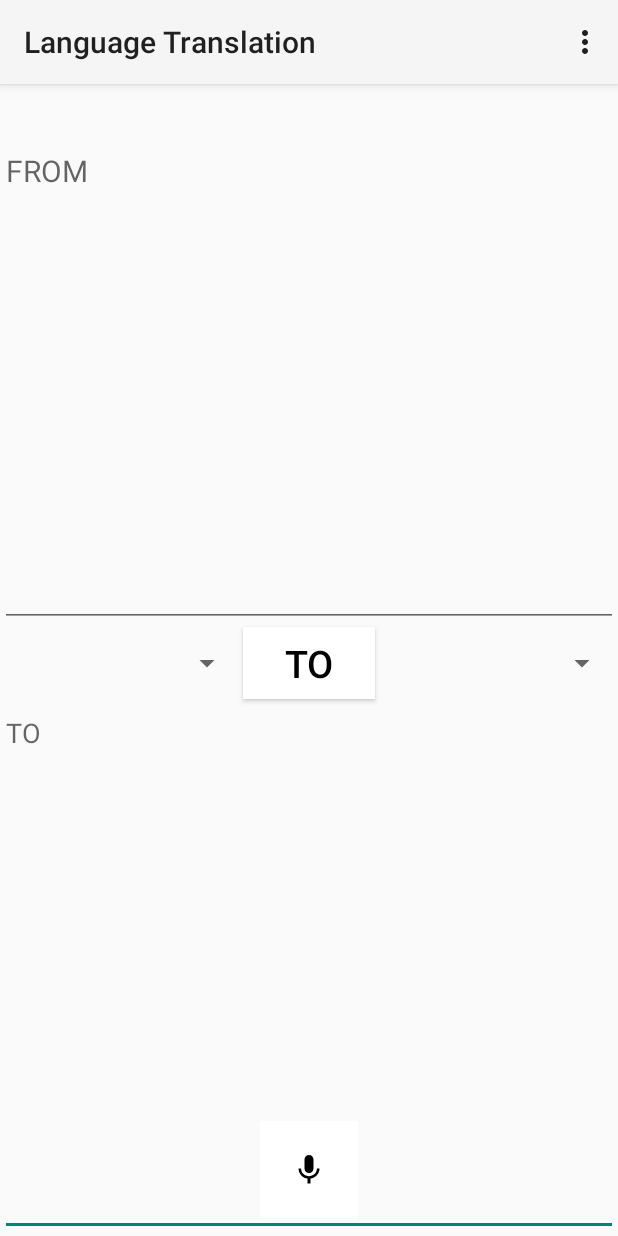
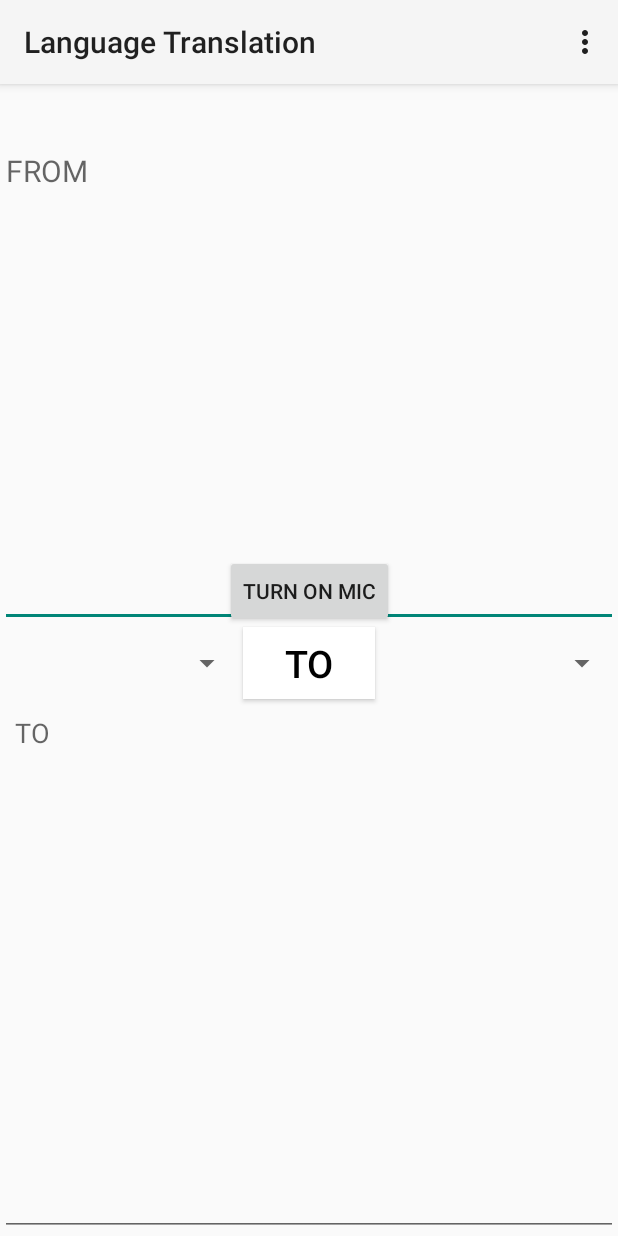
Before and after one commit to Wafic2004/LanguageTranslation, an Android app: the screen it shows after launch (MainActivity), in the options menu, after a tap on "DownloadLanguages", on a phone screen of 412 x 824 dp. Run offline under Robolectric (Android 15) with nearby library versions, the phone set to English and light mode, and no system bars; libraries missing offline, so code that uses them is left out: com.google.mlkit.common, com.google.mlkit.nl; 2 statements that could not run were skipped.

Commit message:
Mic system is completed(for now), it will be updated in future.

```diff
--- a/app/src/main/java/com/ahmed/languagetranslation/MainActivity.java
+++ b/app/src/main/java/com/ahmed/languagetranslation/MainActivity.java
@@ -1,25 +1,24 @@
 package com.ahmed.languagetranslation;
 
-import android.content.ClipData;
 import android.content.Intent;
 import android.os.Bundle;
 import android.speech.RecognizerIntent;
 import android.util.Log;
 import android.view.Menu;
-import android.view.MenuInflater;
 import android.view.MenuItem;
-import android.view.SubMenu;
 import android.view.View;
 import android.widget.ArrayAdapter;
 import android.widget.Button;
 import android.widget.EditText;
-import android.widget.ImageButton;
 import android.widget.Spinner;
 import android.widget.Toast;
 
 import androidx.activity.EdgeToEdge;
+import androidx.activity.result.ActivityResult;
+import androidx.activity.result.ActivityResultCallback;
+import androidx.activity.result.ActivityResultLauncher;
+import androidx.activity.result.contract.ActivityResultContracts;
 import androidx.annotation.NonNull;
-import androidx.annotation.Nullable;
 import androidx.appcompat.app.AppCompatActivity;
 
 import com.google.android.gms.tasks.OnFailureListener;
@@ -36,7 +35,6 @@ import java.util.ArrayList;
 import java.util.LinkedList;
 import java.util.List;
 import java.util.Locale;
-import java.util.Objects;
 import java.util.Set;
 
 public class MainActivity extends AppCompatActivity {
@@ -46,7 +44,7 @@ public class MainActivity extends AppCompatActivity {
     EditText multilineTextTo;
     Spinner fromLangSpinner;
     Spinner toLangSpinner;
-    ImageButton micButton;
+    Button speechToTextButton;
 
     //Variables for Translator
     Translator translator;
@@ -75,7 +73,7 @@ public class MainActivity extends AppCompatActivity {
         multilineTextTo = findViewById(R.id.editTextTextMultiLine2);
         fromLangSpinner = findViewById(R.id.fromSpinner);
         toLangSpinner = findViewById(R.id.toSpinner);
-        micButton = findViewById(R.id.imageButton);
+        speechToTextButton = findViewById(R.id.button);
         Log.d(activityTest, "UI Variables are ready");
 
         //Calling the settingAllLanguage function to set all languages
@@ -145,29 +143,46 @@ public class MainActivity extends AppCompatActivity {
                 }
             }
         });
-
-        micButton.setOnClickListener(new View.OnClickListener() {
+        //button to turn on mic system
+        speechToTextButton.setOnClickListener(new View.OnClickListener() {
             @Override
             public void onClick(View v) {
+                Log.d("TestLog", "Getting in");
                 Intent recognizerIntent = new Intent(RecognizerIntent.ACTION_RECOGNIZE_SPEECH);
                 recognizerIntent.putExtra(RecognizerIntent.EXTRA_LANGUAGE_MODEL, RecognizerIntent.LANGUAGE_MODEL_FREE_FORM);
-                recognizerIntent.putExtra(RecognizerIntent.EXTRA_LANGUAGE, Locale.getDefault());
                 recognizerIntent.putExtra(RecognizerIntent.EXTRA_PROMPT, "Speak to text");
-                startActivity(recognizerIntent);
+                //startActivity(recognizerIntent);
+                startSpeechToText.launch(recognizerIntent);
             }
         });
     }
 
-    @Override
-    protected void onActivityResult(int requestCode, int resultCode, @Nullable Intent data) {
-        super.onActivityResult(requestCode, resultCode, data);
-        if(requestCode == RESULT_OK && data != null) {
-            ArrayList<String> result = data.getStringArrayListExtra(RecognizerIntent.EXTRA_RESULTS);
-            if(result != null) {
-                multilineTextFrom.setText(result.get(0));
+    ActivityResultLauncher<Intent> startSpeechToText = registerForActivityResult(new ActivityResultContracts.StartActivityForResult(), new ActivityResultCallback<ActivityResult>() {
+        @Override
+        public void onActivityResult(ActivityResult result) {
+            Log.d("Speech", "Enters the Result");
+            if (result != null && result.getResultCode() == RESULT_OK) {
+                if (result.getData() != null) {
+                    Bundle bundle = result.getData().getExtras();
+                    ArrayList<String> speechText = bundle.getStringArrayList(RecognizerIntent.EXTRA_RESULTS);
+                    //Log.d("Speech", speechText.isEmpty());
+                    String txt_in_editText = multilineTextFrom.getText().toString();
+                    if(speechText != null && !speechText.isEmpty()) {
+                        if(!txt_in_editText.endsWith(" ")) {
+                            String txtSeq = txt_in_editText + " " + speechText.get(0).toString();
+                            multilineTextFrom.setText(txtSeq);
+                        } else if (txt_in_editText.endsWith(" ")) {
+                            String txtSeq = txt_in_editText + speechText.get(0).toString();
+                            multilineTextFrom.setText(txtSeq);
+                        }
+                        Log.d("Speech", "Does worked");
+                    } else {
+                        Log.d("Speech", "Doesn't worked");
+                    }
+                }
             }
         }
-    }
+    });
 
     void settingAllLanguages() {
         notDownloadedLanguageNameAndCode = new ArrayList<>();
@@ -212,6 +227,8 @@ public class MainActivity extends AppCompatActivity {
     @Override
     public boolean onCreateOptionsMenu(Menu menu) {
         menu.clear();
+//        MenuInflater inflater = new MenuInflater(this);
+//        inflater.inflate(R.menu.home_menu, menu);
         menu.add(0,0,0,"DownloadLanguages");
         int keyIndex = 1;
         for(int i = 0; i<notDownloadedLanguageNameAndCode.size(); i++){
--- a/app/src/main/res/layout/activity_main.xml
+++ b/app/src/main/res/layout/activity_main.xml
@@ -6,19 +6,6 @@
     android:layout_width="match_parent"
     android:layout_height="match_parent"
     tools:context=".MainActivity">
-
-    <ImageButton
-        android:id="@+id/imageButton"
-        android:layout_width="65dp"
-        android:layout_height="65dp"
-        android:background="@color/white"
-        android:layout_marginTop="270dp"
-        android:contentDescription="@string/to_enable_mic"
-        android:src="@drawable/baseline_mic_24"
-        app:layout_constraintBottom_toBottomOf="parent"
-        app:layout_constraintEnd_toEndOf="parent"
-        app:layout_constraintStart_toStartOf="parent"
-        app:layout_constraintTop_toTopOf="@+id/editTextTextMultiLine2" />
 
     <Spinner
         android:id="@+id/fromSpinner"
@@ -65,6 +52,7 @@
         android:gravity="start|top"
         android:hint="@string/multiline_text_to"
         android:inputType="textMultiLine"
+        android:padding="10dp"
         app:layout_constraintBottom_toBottomOf="parent"
         app:layout_constraintEnd_toEndOf="parent"
         app:layout_constraintHorizontal_bias="1.0"
@@ -87,4 +75,13 @@
         app:layout_constraintStart_toEndOf="@+id/fromSpinner"
         app:layout_constraintTop_toTopOf="parent" />
 
+    <Button
+        android:id="@+id/button"
+        android:layout_width="wrap_content"
+        android:layout_height="wrap_content"
+        android:text="TURN ON MIC"
+        app:layout_constraintBottom_toBottomOf="@+id/editTextTextMultiLine"
+        app:layout_constraintEnd_toEndOf="parent"
+        app:layout_constraintStart_toStartOf="parent" />
+
 </androidx.constraintlayout.widget.ConstraintLayout>
--- a/app/src/main/res/menu/home_menu.xml
+++ b/app/src/main/res/menu/home_menu.xml
@@ -4,13 +4,9 @@
 
     <item
         android:title="DownloadLanguage"
-        android:id="@+id/items_langs"
-        android:icon="@drawable/download_icon"
+        android:id="@+id/speech_to_text"
+        android:icon="@drawable/baseline_mic_24"
         app:showAsAction="ifRoom"
-        >
-            <menu>
-
-            </menu>
-        </item>
+        />
 
 </menu>
```
